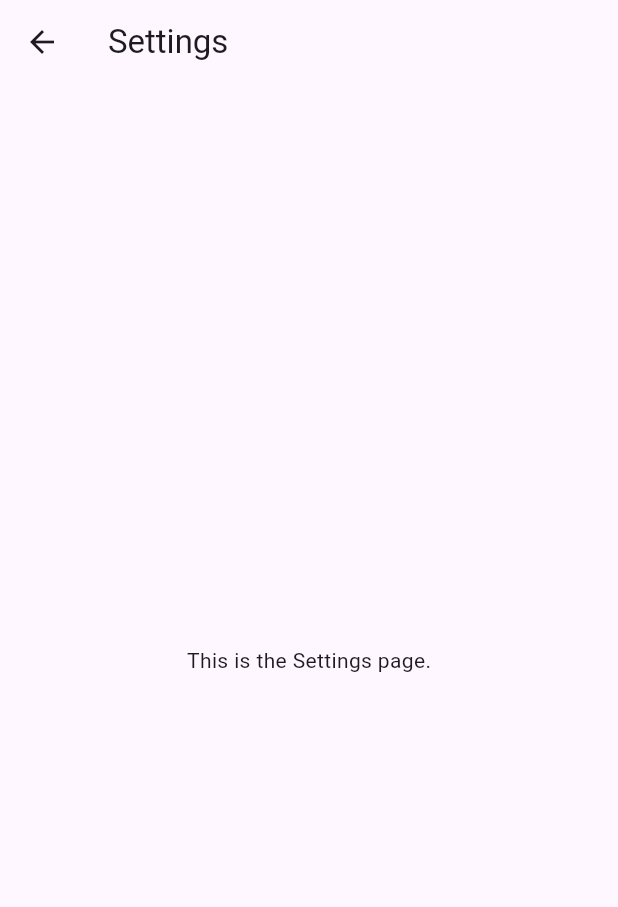
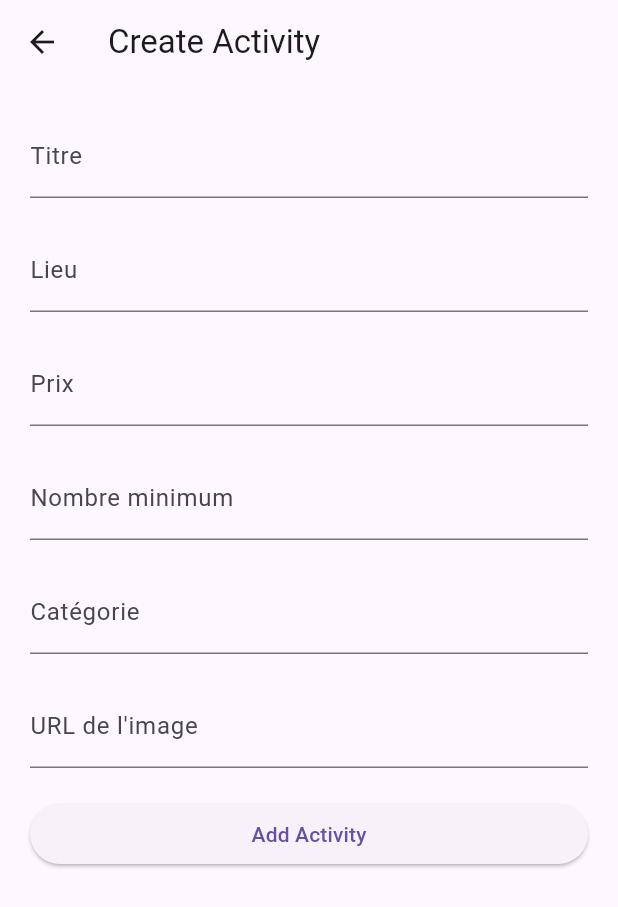
Before and after one commit to MariamBl/recognizeme_ia, a Flutter app: the screen it shows once a user with an empty profile is signed in, item 2 of the bottom bar chosen, on a phone screen of 412 x 824 dp. Shown: the top 907 px of the screen. Run offline on Flutter 3.47's test engine with Material 3 defaults, Android fonts, the light colour scheme and no system bars; our stand-ins replace cloud_firestore, firebase_auth, firebase_core, get; missing offline and left inert: firebase_ui_auth; accounts and stored records are empty.

Commit message:
ajouter activite

```diff
--- /dev/null
+++ b/lib/Activites/Create.dart
@@ -0,0 +1,131 @@
+import 'package:flutter/material.dart';
+import 'package:cloud_firestore/cloud_firestore.dart';
+
+class CreateActivityScreen extends StatefulWidget {
+  const CreateActivityScreen({Key? key});
+
+  @override
+  State<CreateActivityScreen> createState() => _CreateActivityScreenState();
+}
+
+class _CreateActivityScreenState extends State<CreateActivityScreen> {
+  TextEditingController titreController = TextEditingController();
+  TextEditingController lieuController = TextEditingController();
+  TextEditingController prixController = TextEditingController();
+  TextEditingController nombreMinimumController = TextEditingController();
+  TextEditingController categorieController = TextEditingController();
+  TextEditingController imageUrlController = TextEditingController();
+
+  @override
+  Widget build(BuildContext context) {
+    return Scaffold(
+      appBar: AppBar(
+        title: Text("Create Activity"),
+      ),
+      body: Padding(
+        padding: const EdgeInsets.all(20.0),
+        child: Column(
+          crossAxisAlignment: CrossAxisAlignment.stretch,
+          children: [
+             TextField(
+              controller: titreController,
+              decoration: InputDecoration(labelText: 'Titre'),
+            ),
+
+            SizedBox(height: 20),
+              TextField(
+              controller: lieuController,
+              decoration: InputDecoration(labelText: 'Lieu'),
+            ),
+
+            SizedBox(height: 20),
+           TextField(
+              controller: prixController,
+              decoration: InputDecoration(labelText: 'Prix'),
+              keyboardType: TextInputType.number,
+            ),
+
+            SizedBox(height: 20),
+            TextField(
+              controller: nombreMinimumController,
+              decoration: InputDecoration(labelText: 'Nombre minimum'),
+              keyboardType: TextInputType.number,
+            ),
+
+            SizedBox(height: 20),
+             TextField(
+              controller: categorieController,
+              decoration: InputDecoration(labelText: 'Catégorie'),
+            ),
+
+            SizedBox(height: 20),
+            TextField(
+              controller: imageUrlController,
+              decoration: InputDecoration(labelText: 'URL de l\'image'),
+            ),
+
+            SizedBox(height: 20),
+            ElevatedButton(
+              onPressed: () async {
+                var titre = titreController.text.trim();
+                var lieu = lieuController.text.trim();
+                var prix = prixController.text.trim();
+                var nombreMinimum = nombreMinimumController.text.trim();
+                var categorie = categorieController.text.trim();
+                var imageUrl = imageUrlController.text.trim();
+
+                if (titre.isNotEmpty &&
+                    lieu.isNotEmpty &&
+                    prix.isNotEmpty &&
+                    nombreMinimum.isNotEmpty &&
+                    categorie.isNotEmpty &&
+                    imageUrl.isNotEmpty) {
+                  try {
+                    await FirebaseFirestore.instance
+                        .collection("activite")
+                        .doc()
+                        .set({
+                      "createAt": DateTime.now(),
+                      "titre": titre,
+                      "lieu": lieu,
+                      "prix": prix,
+                      "nombreMinimum": nombreMinimum,
+                      "categorie": categorie,
+                      "imageUrl": imageUrl,
+                    });
+
+                    ScaffoldMessenger.of(context).showSnackBar(
+                      SnackBar(
+                        content: Text("Activity added successfully!"),
+                      ),
+                    );
+
+                    titreController.clear();
+                    lieuController.clear();
+                    prixController.clear();
+                    nombreMinimumController.clear();
+                    categorieController.clear();
+                    imageUrlController.clear();
+                  } catch (e) {
+                    ScaffoldMessenger.of(context).showSnackBar(
+                      SnackBar(
+                        content: Text("Error adding activity: $e"),
+                      ),
+                    );
+                  }
+                } else {
+                  ScaffoldMessenger.of(context).showSnackBar(
+                    SnackBar(
+                      content: Text("Please fill all fields."),
+                    ),
+                  );
+                }
+              },
+              child: Text("Add Activity"),
+            ),
+          ],
+        ),
+      ),
+    );
+  }
+}
--- a/lib/Authentification/home.dart
+++ b/lib/Authentification/home.dart
@@ -1,5 +1,6 @@
 import 'package:firebase_auth/firebase_auth.dart';
 import 'package:flutter/material.dart';
+import 'package:recognizeme_ia/Activites/Create.dart';
 import 'package:recognizeme_ia/profile.dart';
 
 class Home extends StatelessWidget {
@@ -53,7 +54,7 @@ class Home extends StatelessWidget {
           if (index == 1) {
             Navigator.push(
               context,
-              MaterialPageRoute(builder: (context) => HomePage()),
+              MaterialPageRoute(builder: (context) => CreateActivityScreen()),
             );
           }
         },
--- a/lib/main.dart
+++ b/lib/main.dart
@@ -1,6 +1,7 @@
 import 'package:firebase_ui_auth/firebase_ui_auth.dart';
 import 'package:firebase_core/firebase_core.dart';
 import 'package:flutter/material.dart';
+import 'package:recognizeme_ia/Activites/Create.dart';
 import 'package:recognizeme_ia/Authentification/login.dart';
 import 'package:recognizeme_ia/firebase_options.dart';
 import 'package:get/get.dart';
--- a/pubspec.yaml
+++ b/pubspec.yaml
@@ -14,6 +14,7 @@ dependencies:
   get: ^4.6.1
   flutter:
     sdk: flutter
+  cloud_firestore: ^4.13.4
 
 dev_dependencies:
   flutter_test:
```
Also changed, not shown: pubspec.lock, 5 other files.
